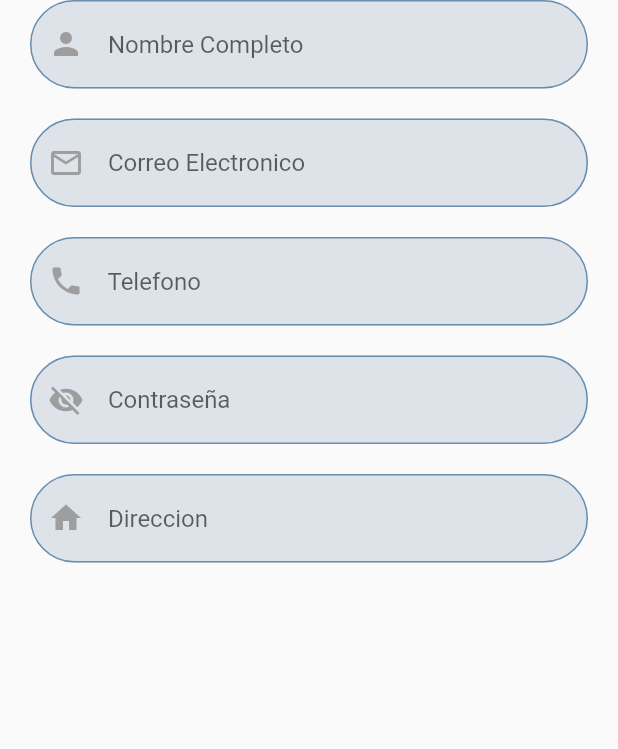
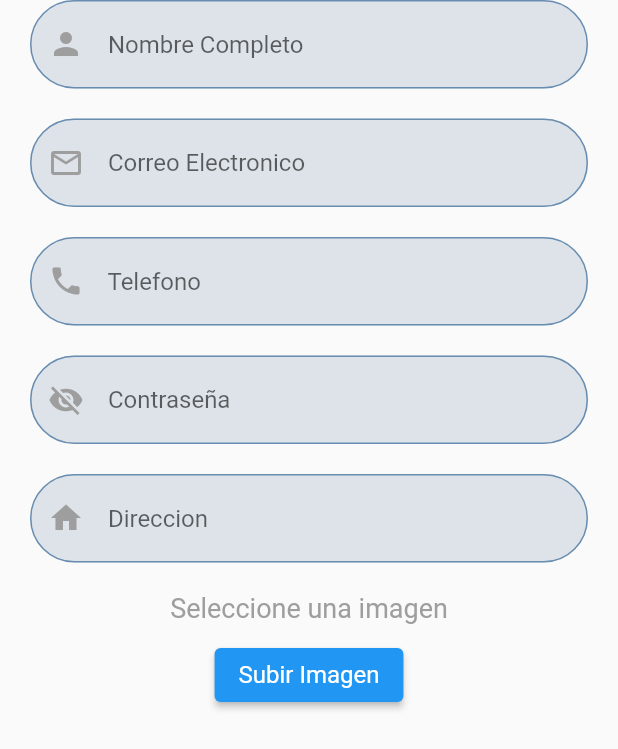
Before and after one commit to the-survivors-19/mobile_palacio_aseo, a Flutter app: the _TextField widget shown alone on an empty page, opened directly, on a phone screen of 412 x 824 dp. Shown: the top 749 px of the screen. Run offline on Flutter 3.47's test engine with Material 2 defaults, Android fonts, the phone set to English and light mode, and no system bars; our stand-ins replace dio, get_it, google_fonts, image_picker, logger.

Commit message:
Se añadio campo de imagen

```diff
--- a/lib/pages/signup.dart
+++ b/lib/pages/signup.dart
@@ -1,4 +1,8 @@
+import 'dart:io';
+
 import 'package:flutter/material.dart';
+import 'package:flutter/services.dart';
+import 'package:image_picker/image_picker.dart';
 import 'package:palacio_aseo/widgets/header.dart';
 import 'package:palacio_aseo/widgets/logo.dart';
 import 'package:palacio_aseo/widgets/text_field_custom.dart';
@@ -44,6 +48,18 @@ class _Botton extends StatelessWidget {
 }
 
 class _TextField extends StatelessWidget {
+  File? image;
+  Future pickImage() async {
+    try {
+      final image = await ImagePicker().pickImage(source: ImageSource.gallery);
+      if (image == null) return;
+      final imageTemporary = File(image.path);
+      this.image = imageTemporary;
+    } on PlatformException catch (e) {
+      print('Error en subir la foto: $e');
+    }
+  }
+
   @override
   Widget build(BuildContext context) {
     return Padding(
@@ -72,10 +88,20 @@ class _TextField extends StatelessWidget {
               texto: ' Contraseña'),
           const SizedBox(height: 20),
           TextFieldCustom(
-              icono: Icons.home,
-              type: TextInputType.text,
-              pass: true,
-              texto: ' Direccion'),
+            icono: Icons.home,
+            type: TextInputType.text,
+            pass: true,
+            texto: ' Direccion',
+          ),
+          const SizedBox(height: 20),
+          const TextFrave(
+              text: 'Seleccione una imagen', color: Colors.grey, fontSize: 18),
+          const SizedBox(height: 10),
+          ElevatedButton(
+            child: const TextFrave(
+                text: 'Subir Imagen', color: Colors.white, fontSize: 16),
+            onPressed: () => pickImage(),
+          ),
           const SizedBox(height: 20),
         ],
       ),
--- a/pubspec.yaml
+++ b/pubspec.yaml
@@ -40,6 +40,7 @@ dependencies:
   get_it: ^7.2.0
   google_fonts: ^2.0.0
   font_awesome_flutter: ^9.0.0
+  image_picker:
 
 dev_dependencies:
   flutter_test:
```
